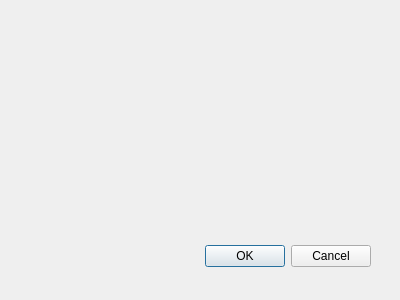
albin-johansson/tactile, file src/ui/settings.ui: the form before one commit.
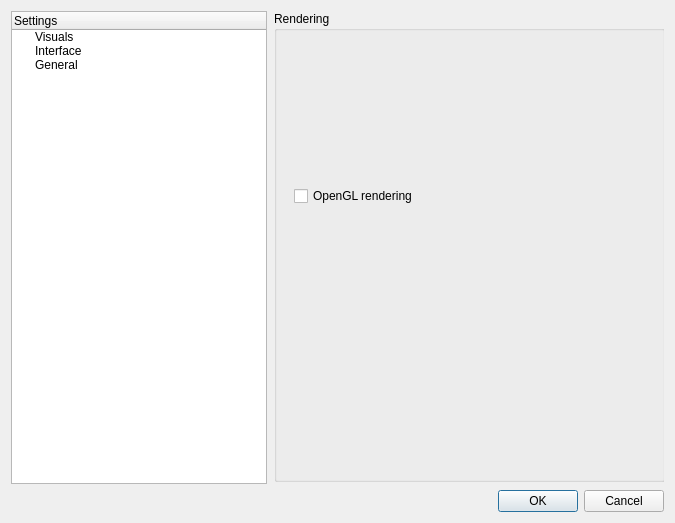
The form after the commit.

Commit message: Played around with settings UI

The edit to the form file:
```diff
--- a/src/ui/settings.ui
+++ b/src/ui/settings.ui
@@ -6,40 +6,127 @@
    <rect>
     <x>0</x>
     <y>0</y>
-    <width>400</width>
-    <height>300</height>
+    <width>675</width>
+    <height>523</height>
    </rect>
   </property>
+  <property name="sizePolicy">
+   <sizepolicy hsizetype="Minimum" vsizetype="Minimum">
+    <horstretch>0</horstretch>
+    <verstretch>0</verstretch>
+   </sizepolicy>
+  </property>
   <property name="windowTitle">
    <string>Dialog</string>
   </property>
-  <widget class="QDialogButtonBox" name="buttonBox">
-   <property name="geometry">
-    <rect>
-     <x>30</x>
-     <y>240</y>
-     <width>341</width>
-     <height>32</height>
-    </rect>
-   </property>
-   <property name="orientation">
-    <enum>Qt::Horizontal</enum>
-   </property>
-   <property name="standardButtons">
-    <set>QDialogButtonBox::Cancel|QDialogButtonBox::Ok</set>
-   </property>
-  </widget>
-  <widget class="QWidget" name="gridLayoutWidget">
-   <property name="geometry">
-    <rect>
-     <x>-1</x>
-     <y>-1</y>
-     <width>401</width>
-     <height>241</height>
-    </rect>
-   </property>
-   <layout class="QGridLayout" name="gridLayout"/>
-  </widget>
+  <layout class="QGridLayout" name="gridLayout_2">
+   <item row="1" column="1">
+    <widget class="QStackedWidget" name="stackedWidget">
+     <widget class="QWidget" name="page">
+      <property name="sizePolicy">
+       <sizepolicy hsizetype="Expanding" vsizetype="Expanding">
+        <horstretch>0</horstretch>
+        <verstretch>0</verstretch>
+       </sizepolicy>
+      </property>
+      <widget class="QWidget" name="gridLayoutWidget">
+       <property name="geometry">
+        <rect>
+         <x>1</x>
+         <y>0</y>
+         <width>391</width>
+         <height>471</height>
+        </rect>
+       </property>
+       <layout class="QGridLayout" name="gridLayout">
+        <item row="0" column="0">
+         <layout class="QVBoxLayout" name="verticalLayout">
+          <item>
+           <widget class="QGroupBox" name="groupBox">
+            <property name="sizePolicy">
+             <sizepolicy hsizetype="Preferred" vsizetype="Minimum">
+              <horstretch>0</horstretch>
+              <verstretch>0</verstretch>
+             </sizepolicy>
+            </property>
+            <property name="title">
+             <string>Rendering</string>
+            </property>
+            <widget class="QWidget" name="gridLayoutWidget_2">
+             <property name="geometry">
+              <rect>
+               <x>20</x>
+               <y>70</y>
+               <width>387</width>
+               <height>230</height>
+              </rect>
+             </property>
+             <layout class="QGridLayout" name="gridLayout_3">
+              <item row="0" column="0">
+               <widget class="QCheckBox" name="checkBox">
+                <property name="sizePolicy">
+                 <sizepolicy hsizetype="Preferred" vsizetype="Fixed">
+                  <horstretch>0</horstretch>
+                  <verstretch>0</verstretch>
+                 </sizepolicy>
+                </property>
+                <property name="text">
+                 <string>OpenGL rendering</string>
+                </property>
+               </widget>
+              </item>
+             </layout>
+            </widget>
+           </widget>
+          </item>
+         </layout>
+        </item>
+       </layout>
+      </widget>
+     </widget>
+    </widget>
+   </item>
+   <item row="1" column="0">
+    <widget class="QTreeWidget" name="treeWidget">
+     <property name="sizePolicy">
+      <sizepolicy hsizetype="Minimum" vsizetype="Expanding">
+       <horstretch>0</horstretch>
+       <verstretch>0</verstretch>
+      </sizepolicy>
+     </property>
+     <column>
+      <property name="text">
+       <string>Settings</string>
+      </property>
+     </column>
+     <item>
+      <property name="text">
+       <string>Visuals</string>
+      </property>
+     </item>
+     <item>
+      <property name="text">
+       <string>Interface</string>
+      </property>
+     </item>
+     <item>
+      <property name="text">
+       <string>General</string>
+      </property>
+     </item>
+    </widget>
+   </item>
+   <item row="2" column="1">
+    <widget class="QDialogButtonBox" name="buttonBox">
+     <property name="orientation">
+      <enum>Qt::Horizontal</enum>
+     </property>
+     <property name="standardButtons">
+      <set>QDialogButtonBox::Cancel|QDialogButtonBox::Ok</set>
+     </property>
+    </widget>
+   </item>
+  </layout>
  </widget>
  <resources/>
  <connections>
```
